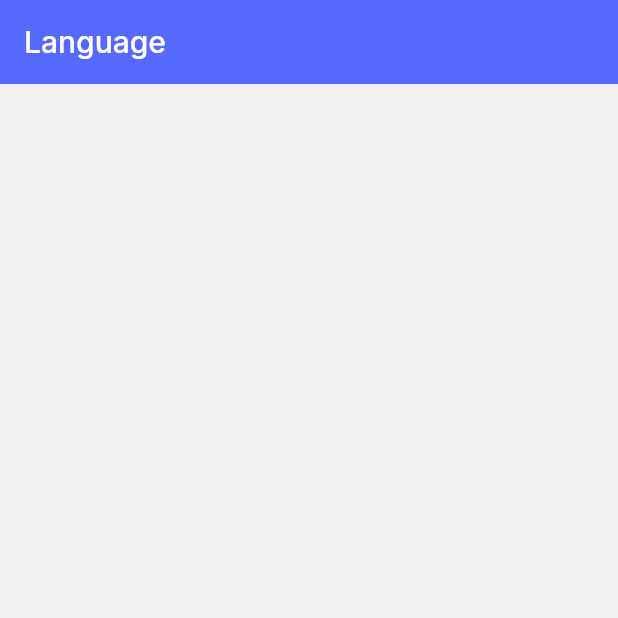
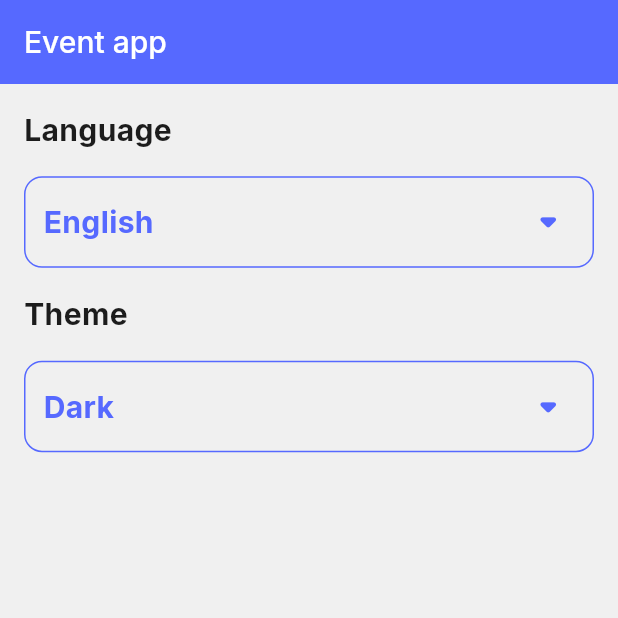
Before and after one commit to alaaHesham31/event-planning-app, a Flutter app: the screen it shows after launch, on a phone screen of 412 x 824 dp, the top half of it. Run offline on Flutter 3.47's test engine with Material 3 defaults, Android fonts, the phone set to English and light mode, and no system bars; our stand-ins replace google_fonts, introduction_screen; generated files the repository leaves out were written again.

Commit message:
feat(app): implement theme and language switching using Provider

```diff
--- a/lib/home/home_screen.dart
+++ b/lib/home/home_screen.dart
@@ -1,19 +1,133 @@
+import 'package:evently_app/home/language_bottom_sheet.dart';
+import 'package:evently_app/home/theme_bottom_sheet.dart';
+import 'package:evently_app/providers/app_language_provider.dart';
+import 'package:evently_app/providers/app_theme_provider.dart';
 import 'package:evently_app/utils/app_style.dart';
+import 'package:evently_app/utils/app_theme.dart';
 import 'package:flutter/material.dart';
+import 'package:provider/provider.dart';
 import '../utils/app_colors.dart';
 import 'package:flutter_gen/gen_l10n/app_localizations.dart';
 
-class HomeScreen extends StatelessWidget {
+class HomeScreen extends StatefulWidget {
   static const String routeName = 'homeScreen';
+
   const HomeScreen({super.key});
 
   @override
+  State<HomeScreen> createState() => _HomeScreenState();
+}
+
+class _HomeScreenState extends State<HomeScreen> {
+  @override
   Widget build(BuildContext context) {
+    var height = MediaQuery.of(context).size.height;
+    var languageProvider = Provider.of<AppLanguageProvider>(context);
+    var themeProvider = Provider.of<AppThemeProvider>(context);
     return Scaffold(
       appBar: AppBar(
         backgroundColor: AppColors.primaryColor,
-        title: Text(AppLocalizations.of(context)!.language, style: AppStyle.semi20White,),
+        title: Text(
+          "Event app",
+          style: AppStyle.semi20White,
+        ),
+      ),
+      body: Padding(
+        padding: const EdgeInsets.all(16.0),
+        child: Column(
+          crossAxisAlignment: CrossAxisAlignment.stretch,
+          children: [
+            Text(
+              AppLocalizations.of(context)!.language,
+              style: AppStyle.bold20Black,
+            ),
+            SizedBox(
+              height: height * .02,
+            ),
+            InkWell(
+              onTap: () {
+                showLanguageBottomSheet();
+              },
+              child: Container(
+                padding: EdgeInsets.all(12),
+                decoration: BoxDecoration(
+                  border: Border.all(
+                    color: AppColors.primaryColor,
+                  ),
+                  borderRadius: BorderRadius.circular(12),
+                ),
+                child: Row(
+                  mainAxisAlignment: MainAxisAlignment.spaceBetween,
+                  children: [
+                    Text(
+                      languageProvider.appLanguage == 'en'
+                          ? AppLocalizations.of(context)!.english
+                          : AppLocalizations.of(context)!.arabic,
+                      style: AppStyle.bold20Primary,
+                    ),
+                    Icon(
+                      Icons.arrow_drop_down_rounded,
+                      size: 35,
+                      color: AppColors.primaryColor,
+                    ),
+                  ],
+                ),
+              ),
+            ),
+            SizedBox(
+              height: height * .02,
+            ),
+
+            Text(
+              AppLocalizations.of(context)!.theme,
+              style: AppStyle.bold20Black,
+            ),
+            SizedBox(
+              height: height * .02,
+            ),
+            InkWell(
+              onTap: () {
+                showThemeBottomSheet();
+              },
+              child: Container(
+                padding: EdgeInsets.all(12),
+                decoration: BoxDecoration(
+                  border: Border.all(
+                    color: AppColors.primaryColor,
+                  ),
+                  borderRadius: BorderRadius.circular(12),
+                ),
+                child: Row(
+                  mainAxisAlignment: MainAxisAlignment.spaceBetween,
+                  children: [
+                    Text(
+                      themeProvider.appTheme == AppTheme.lightTheme
+                          ? AppLocalizations.of(context)!.dark
+                          : AppLocalizations.of(context)!.light,
+                      style: AppStyle.bold20Primary,
+                    ),
+                    Icon(
+                      Icons.arrow_drop_down_rounded,
+                      size: 35,
+                      color: AppColors.primaryColor,
+                    ),
+                  ],
+                ),
+              ),
+            )
+          ],
+        ),
       ),
     );
   }
+
+  void showLanguageBottomSheet() {
+    showModalBottomSheet(
+        context: context, builder: (context) => LanguageBottomSheet());
+  }
+
+  void showThemeBottomSheet() {
+    showModalBottomSheet(
+        context: context, builder: (context) => ThemeBottomSheet());
+  }
 }
--- a/lib/main.dart
+++ b/lib/main.dart
@@ -1,13 +1,21 @@
 import 'package:evently_app/home/home_screen.dart';
 import 'package:evently_app/home/lets_go_screen.dart';
 import 'package:evently_app/home/onboarding_screen.dart';
+import 'package:evently_app/providers/app_language_provider.dart';
+import 'package:evently_app/providers/app_theme_provider.dart';
 import 'package:evently_app/splash_screen.dart';
-import 'package:evently_app/utils/app_theme.dart';
 import 'package:flutter/material.dart';
 import 'package:flutter_gen/gen_l10n/app_localizations.dart';
+import 'package:provider/provider.dart';
 
 void main() {
-  runApp(const MyApp());
+  runApp(MultiProvider(
+    providers: [
+      ChangeNotifierProvider(create: (context) => AppThemeProvider()),
+      ChangeNotifierProvider(create: (context) => AppLanguageProvider())
+    ],
+    child: const MyApp(),
+  ));
 }
 
 class MyApp extends StatelessWidget {
@@ -15,6 +23,8 @@ class MyApp extends StatelessWidget {
 
   @override
   Widget build(BuildContext context) {
+    var languageProvider = Provider.of<AppLanguageProvider>(context);
+    var themeProvider = Provider.of<AppThemeProvider>(context);
     return MaterialApp(
       debugShowCheckedModeBanner: false,
       initialRoute: HomeScreen.routeName,
@@ -24,8 +34,8 @@ class MyApp extends StatelessWidget {
         OnboardingScreen.routeName: (context) => OnboardingScreen(),
         HomeScreen.routeName: (context) => HomeScreen()
       },
-      theme: AppTheme.lightTheme,
-      locale: Locale('en'),
+      theme: themeProvider.appTheme,
+      locale: Locale(languageProvider.appLanguage),
       localizationsDelegates: AppLocalizations.localizationsDelegates,
       supportedLocales: AppLocalizations.supportedLocales,
     );
--- /dev/null
+++ b/lib/providers/app_language_provider.dart
@@ -0,0 +1,16 @@
+import 'package:flutter/material.dart';
+
+class AppLanguageProvider extends ChangeNotifier{
+  //data
+  String appLanguage = 'en';
+
+  void changeAppLanguage(String newLanguage){
+   if( appLanguage == newLanguage){
+     return;
+   }
+   appLanguage = newLanguage;
+   notifyListeners();
+
+
+  }
+}
--- /dev/null
+++ b/lib/providers/app_theme_provider.dart
@@ -0,0 +1,14 @@
+import 'package:evently_app/utils/app_theme.dart';
+import 'package:flutter/material.dart';
+
+class AppThemeProvider extends ChangeNotifier{
+  ThemeData appTheme = AppTheme.lightTheme;
+
+  void changeAppTheme(ThemeData newTheme){
+    if(appTheme == newTheme ){
+      return;
+    }
+    appTheme = newTheme;
+    notifyListeners();
+  }
+}
--- a/lib/utils/app_style.dart
+++ b/lib/utils/app_style.dart
@@ -5,6 +5,8 @@ import 'package:google_fonts/google_fonts.dart';
 class AppStyle {
   static TextStyle bold20Primary = GoogleFonts.inter(
       fontSize: 20, color: AppColors.primaryColor, fontWeight: FontWeight.w700);
+  static TextStyle bold20Black = GoogleFonts.inter(
+      fontSize: 20, color: AppColors.blackColor, fontWeight: FontWeight.w700);
   static TextStyle semi20Primary = GoogleFonts.inter(
       fontSize: 20, color: AppColors.primaryColor, fontWeight: FontWeight.w500);
   static TextStyle semi20Black = GoogleFonts.inter(
--- a/lib/utils/app_theme.dart
+++ b/lib/utils/app_theme.dart
@@ -7,6 +7,8 @@ class AppTheme{
 
   );
  static final ThemeData darkTheme = ThemeData(
+     scaffoldBackgroundColor: AppColors.navyColor
+
 
 
  );
--- a/pubspec.yaml
+++ b/pubspec.yaml
@@ -21,6 +21,7 @@ dependencies:
   cupertino_icons: ^1.0.8
   google_fonts: ^6.2.1
   introduction_screen: ^3.1.17
+  provider: ^6.1.5
 
 dev_dependencies:
   flutter_test:
```
Also changed, not shown: lib/home/language_bottom_sheet.dart (added, +76 -0 lines), lib/home/theme_bottom_sheet.dart (added, +77 -0 lines), pubspec.lock.
